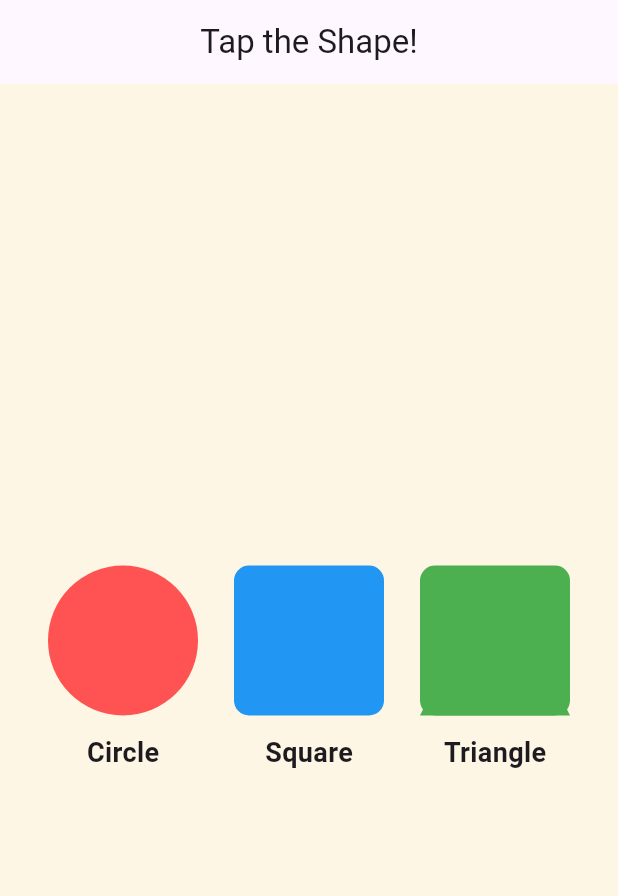
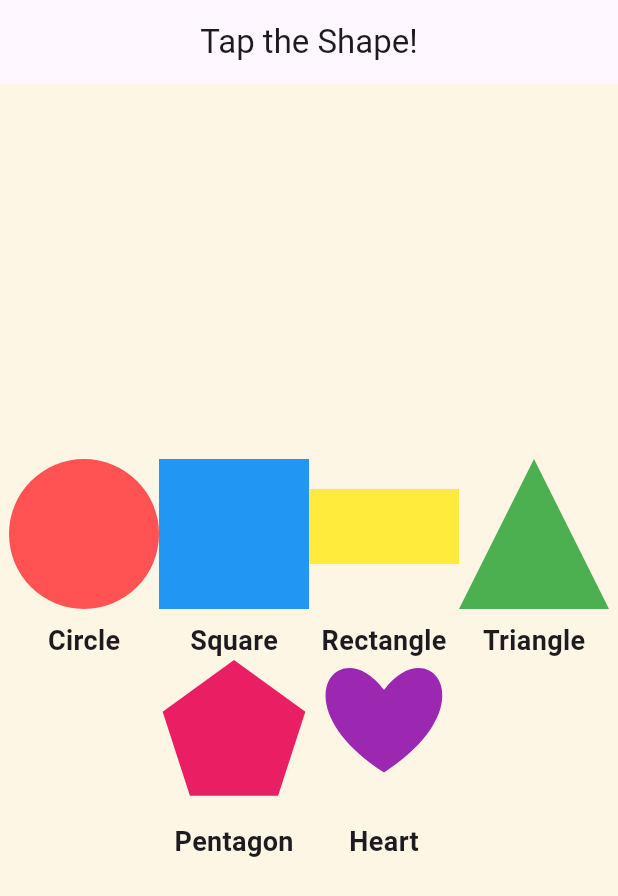
Before and after one commit to ManibalaSinha/ShapeLearn_Flutter, a Flutter app: the screen it shows after launch, after a tap on "Circle", on a phone screen of 412 x 824 dp. Shown: the top 896 px of the screen. Run offline on Flutter 3.47's test engine with Material 3 defaults, Android fonts, the phone set to English and light mode, and no system bars; our stand-ins replace flutter_tts.

Commit message:
More Shapes

```diff
--- a/lib/main.dart
+++ b/lib/main.dart
@@ -1,5 +1,5 @@
 import 'package:flutter/material.dart';
-import 'pages/shape_game.dart';
+import 'screens/shape_game.dart';
 
 void main() {
   runApp(const MyApp());
--- a/lib/pages/shape_game.dart
+++ /dev/null
@@ -1,92 +0,0 @@
-import 'package:flutter/material.dart';
-import '../utils/speech.dart';
-
-class ShapeGame extends StatelessWidget {
-  const ShapeGame({super.key});
-
-  void _speakShape(String shape) {
-    speak(shape); // from speech.dart
-  }
-
-  Widget buildShape({
-    required String label,
-    required Color color,
-    required Widget child,
-  }) {
-    return GestureDetector(
-      onTap: () => _speakShape(label),
-      child: Column(
-        children: [
-          Container(
-            width: 100,
-            height: 100,
-            margin: const EdgeInsets.all(12),
-            decoration: BoxDecoration(
-              color: color,
-              shape: BoxShape.rectangle,
-              borderRadius: label == 'Circle'
-                  ? BorderRadius.circular(100)
-                  : BorderRadius.circular(10),
-            ),
-            child: child,
-          ),
-          Text(
-            label,
-            style: const TextStyle(fontSize: 18, fontWeight: FontWeight.bold),
-          )
-        ],
-      ),
-    );
-  }
-
-  @override
-  Widget build(BuildContext context) {
-    return Scaffold(
-      backgroundColor: const Color(0xfffef6e4),
-      appBar: AppBar(
-        title: const Text("Tap the Shape!"),
-        centerTitle: true,
-      ),
-      body: Center(
-        child: Wrap(
-          alignment: WrapAlignment.center,
-          children: [
-            buildShape(
-              label: 'Circle',
-              color: Colors.redAccent,
-              child: const SizedBox(),
-            ),
-            buildShape(
-              label: 'Square',
-              color: Colors.blue,
-              child: const SizedBox(),
-            ),
-            buildShape(
-              label: 'Triangle',
-              color: Colors.green,
-              child: CustomPaint(
-                painter: TrianglePainter(),
-              ),
-            ),
-          ],
-        ),
-      ),
-    );
-  }
-}
-
-class TrianglePainter extends CustomPainter {
-  @override
-  void paint(Canvas canvas, Size size) {
-    final paint = Paint()..color = Colors.green;
-    final path = Path()
-      ..moveTo(50, 0)
-      ..lineTo(0, 100)
-      ..lineTo(100, 100)
-      ..close();
-    canvas.drawPath(path, paint);
-  }
-
-  @override
-  bool shouldRepaint(CustomPainter oldDelegate) => false;
-}
--- /dev/null
+++ b/lib/painters/circle_painter.dart
@@ -0,0 +1,25 @@
+import 'package:flutter/material.dart';
+class CirclePainter extends CustomPainter {
+  @override
+  void paint(Canvas canvas, Size size) {
+    final paint = Paint()..color = Colors.redAccent;
+    canvas.drawCircle(size.center(Offset.zero), size.width / 2, paint);
+  }
+
+  @override
+  bool shouldRepaint(CustomPainter oldDelegate) => false;
+}
+
+/* import 'package:flutter/material.dart';
+
+class CirclePainter extends CustomPainter {
+  @override
+  void paint(Canvas canvas, Size size) {
+    final paint = Paint()..color = Colors.redAccent;
+    canvas.drawCircle(size.center(Offset.zero), size.width / 2, paint);
+  }
+
+  @override
+  bool shouldRepaint(CustomPainter oldDelegate) => false;
+}
+ */
--- /dev/null
+++ b/lib/painters/heart_painter.dart
@@ -0,0 +1,25 @@
+import 'package:flutter/material.dart';
+class HeartPainter extends CustomPainter {
+  @override
+  void paint(Canvas canvas, Size size) {
+    final paint = Paint()..color = Colors.purple;
+    final path = Path();
+
+    path.moveTo(size.width / 2, size.height * 0.75);
+    path.cubicTo(
+      size.width * 1.2, size.height * 0.3,
+      size.width * 0.8, size.height * -0.2,
+      size.width / 2, size.height * 0.2,
+    );
+    path.cubicTo(
+      size.width * 0.2, size.height * -0.2,
+      size.width * -0.2, size.height * 0.3,
+      size.width / 2, size.height * 0.75,
+    );
+
+    canvas.drawPath(path, paint);
+  }
+
+  @override
+  bool shouldRepaint(CustomPainter oldDelegate) => false;
+}
--- /dev/null
+++ b/lib/painters/pentagon_painter.dart
@@ -0,0 +1,29 @@
+import 'package:flutter/material.dart';
+import 'dart:math';
+
+class PentagonPainter extends CustomPainter {
+  @override
+  void paint(Canvas canvas, Size size) {
+    final paint = Paint()..color = Colors.pink;
+    final path = Path();
+
+    final center = Offset(size.width / 2, size.height / 2);
+    final radius = size.width / 2;
+
+    for (int i = 0; i < 5; i++) {
+      final angle = (72 * i - 90) * 3.14159 / 180;
+      final x = center.dx + radius * cos(angle);
+      final y = center.dy + radius * sin(angle);
+      if (i == 0) {
+        path.moveTo(x, y);
+      } else {
+        path.lineTo(x, y);
+      }
+    }
+    path.close();
+    canvas.drawPath(path, paint);
+  }
+
+  @override
+  bool shouldRepaint(CustomPainter oldDelegate) => false;
+}
--- /dev/null
+++ b/lib/painters/rectangle_painter.dart
@@ -0,0 +1,14 @@
+import 'package:flutter/material.dart';
+class RectanglePainter extends CustomPainter {
+  @override
+  void paint(Canvas canvas, Size size) {
+    final paint = Paint()..color = Colors.yellow;
+    canvas.drawRect(
+      Rect.fromLTWH(0, 20, size.width, size.height / 2),
+      paint,
+    );
+  }
+
+  @override
+  bool shouldRepaint(CustomPainter oldDelegate) => false;
+}
--- /dev/null
+++ b/lib/painters/square_painter.dart
@@ -0,0 +1,15 @@
+import 'package:flutter/material.dart';
+class SquarePainter extends CustomPainter {
+  @override
+  void paint(Canvas canvas, Size size) {
+    final paint = Paint()..color = Colors.blue;
+    final squareSize = size.width < size.height ? size.width : size.height;
+    canvas.drawRect(
+      Rect.fromLTWH(0, 0, squareSize, squareSize),
+      paint,
+    );
+  }
+
+  @override
+  bool shouldRepaint(CustomPainter oldDelegate) => false;
+}
--- /dev/null
+++ b/lib/painters/triangle_painter.dart
@@ -0,0 +1,16 @@
+import 'package:flutter/material.dart';
+class TrianglePainter extends CustomPainter {
+  @override
+  void paint(Canvas canvas, Size size) {
+    final paint = Paint()..color = Colors.green;
+    final path = Path()
+      ..moveTo(size.width / 2, 0)
+      ..lineTo(0, size.height)
+      ..lineTo(size.width, size.height)
+      ..close();
+    canvas.drawPath(path, paint);
+  }
+
+  @override
+  bool shouldRepaint(CustomPainter oldDelegate) => false;
+}
--- /dev/null
+++ b/lib/screens/shape_game.dart
@@ -0,0 +1,62 @@
+import 'package:flutter/material.dart';
+import 'package:shape_learning_app/painters/circle_painter.dart';
+import 'package:shape_learning_app/painters/heart_painter.dart';
+import 'package:shape_learning_app/painters/pentagon_painter.dart';
+import 'package:shape_learning_app/painters/rectangle_painter.dart';
+import 'package:shape_learning_app/painters/square_painter.dart';
+import 'package:shape_learning_app/painters/triangle_painter.dart';
+import '../utils/speech.dart';
+
+class ShapeGame extends StatelessWidget {
+  const ShapeGame({super.key});
+
+  void _speakShape(String shape) {
+    speak(shape);
+  }
+
+  Widget buildShape({
+    required String label,
+    required CustomPainter painter,
+  }) {
+    return GestureDetector(
+      onTap: () => _speakShape(label),
+      child: Column(
+        children: [
+          CustomPaint(
+            painter: painter,
+            size: const Size(100, 100),
+          ),
+          const SizedBox(height: 8),
+          Text(
+            label,
+            style: const TextStyle(fontSize: 18, fontWeight: FontWeight.bold),
+          )
+        ],
+      ),
+    );
+  }
+
+  @override
+  Widget build(BuildContext context) {
+    return Scaffold(
+      backgroundColor: const Color(0xfffef6e4),
+      appBar: AppBar(
+        title: const Text("Tap the Shape!"),
+        centerTitle: true,
+      ),
+      body: Center(
+        child: Wrap(
+          alignment: WrapAlignment.center,
+          children: [
+            buildShape(label: 'Circle', painter: CirclePainter()),
+            buildShape(label: 'Square', painter: SquarePainter()),
+            buildShape(label: 'Rectangle', painter: RectanglePainter()),
+            buildShape(label: 'Triangle', painter: TrianglePainter()),
+            buildShape(label: 'Pentagon', painter: PentagonPainter()),
+            buildShape(label: 'Heart', painter: HeartPainter()),
+          ],
+        ),
+      ),
+    );
+  }
+}
```
